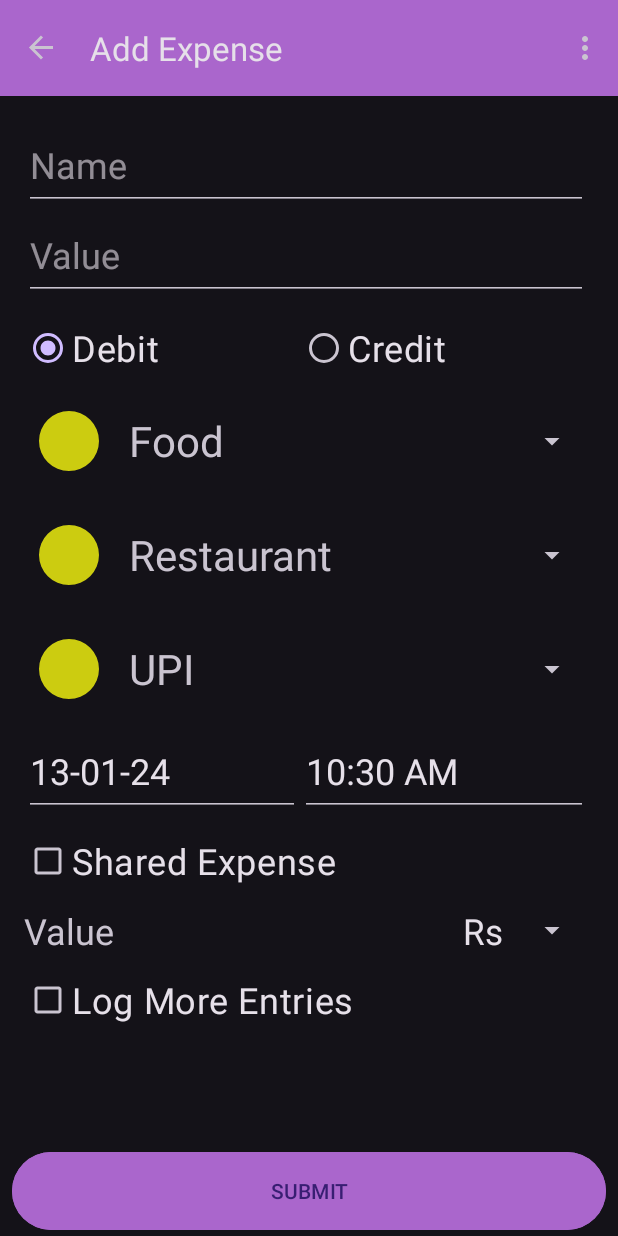
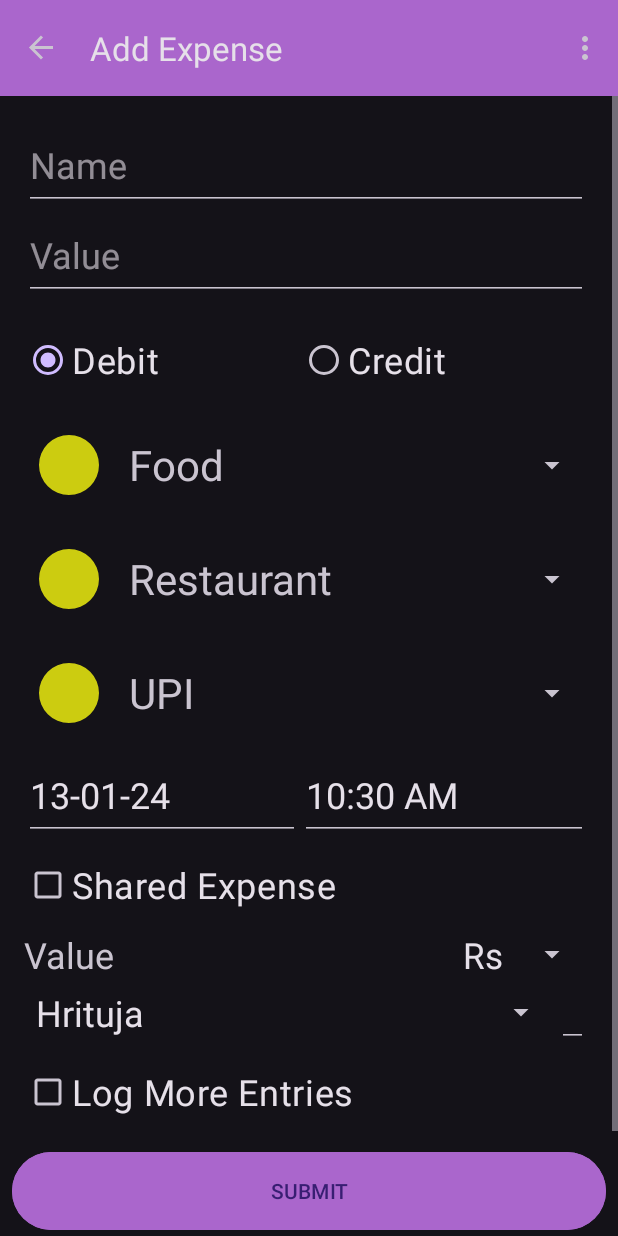
Before and after one commit to deep-stuff-08/ExpenseTracker, an Android app: the screen it shows after launch (MainActivity), after a tap on "Hello blank fragment", on a phone screen of 412 x 824 dp. Run offline under Robolectric (Android 15) with nearby library versions, the phone set to English and light mode, and no system bars; our stand-ins replace navigation-ui; 3 statements that could not run were skipped.

```diff
--- /dev/null
+++ b/app/src/main/java/com/example/expensetracker/adapters/SharedUserAdapter.java
@@ -0,0 +1,69 @@
+package com.example.expensetracker.adapters;
+
+import android.util.TypedValue;
+import android.view.LayoutInflater;
+import android.view.View;
+import android.view.ViewGroup;
+import android.widget.ArrayAdapter;
+import android.widget.Spinner;
+import android.widget.TextView;
+
+import androidx.annotation.NonNull;
+import androidx.annotation.Nullable;
+import androidx.recyclerview.widget.RecyclerView;
+
+import com.example.expensetracker.R;
+import com.example.expensetracker.pojo.User;
+
+import java.util.ArrayList;
+import java.util.List;
+
+public class SharedUserAdapter extends RecyclerView.Adapter<SharedUserAdapter.ViewHolder> {
+    ArrayList<User> nameList;
+    public SharedUserAdapter(ArrayList<User> names) {
+        nameList = names;
+    }
+    @NonNull
+    @Override
+    public ViewHolder onCreateViewHolder(@NonNull ViewGroup parent, int viewType) {
+        View view = LayoutInflater.from(parent.getContext()).inflate(R.layout.adapter_shared_user, parent, false);
+        return new ViewHolder(view);
+    }
+
+    @Override
+    public void onBindViewHolder(@NonNull ViewHolder holder, int position) {
+        ArrayList<String> s = new ArrayList<>();
+        nameList.forEach(user -> s.add(user.getName()));
+        holder.spinner.setAdapter(new ArrayAdapter<String>(holder.spinner.getContext(), android.R.layout.simple_spinner_item, s) {
+            @NonNull
+            @Override
+            public View getView(int position, @Nullable View convertView, @NonNull ViewGroup parent) {
+                View v = super.getView(position, convertView, parent);
+                TextView tv = ((TextView) v);
+                tv.setTextSize(TypedValue.COMPLEX_UNIT_SP, 24);
+                return v;
+            }
+
+            @Override
+            public View getDropDownView(int position, @Nullable View convertView, @NonNull ViewGroup parent) {
+                View v = super.getDropDownView(position, convertView, parent);
+                TextView tv = ((TextView) v);
+                tv.setTextSize(TypedValue.COMPLEX_UNIT_SP, 24);
+                return v;
+            }
+        });
+    }
+
+    @Override
+    public int getItemCount() {
+        return 1;
+    }
+
+    public static class ViewHolder extends RecyclerView.ViewHolder {
+        Spinner spinner;
+        public ViewHolder(@NonNull View itemView) {
+            super(itemView);
+            spinner = itemView.findViewById(R.id.shared_user);
+        }
+    }
+}
--- a/app/src/main/java/com/example/expensetracker/database/DBManager.java
+++ b/app/src/main/java/com/example/expensetracker/database/DBManager.java
@@ -48,13 +48,13 @@ public class DBManager extends SQLiteOpenHelper {
 
     private boolean isDatabaseCreated()
     {
-        SQLiteDatabase db = null;
+
         try {
-            db = SQLiteDatabase.openDatabase(DatabaseDetails.DATABASE_NAME, null, SQLiteDatabase.OPEN_READONLY);
-            db.close();
+            SQLiteDatabase.openDatabase(DatabaseDetails.DATABASE_NAME, null, SQLiteDatabase.OPEN_READONLY).close();
+        } catch (Exception e) {
+            return false;
         }
-        catch (Exception e) { }
-        return db == null;
+        return true;
     }
 
     public boolean areTablesCreated()
@@ -168,7 +168,7 @@ public class DBManager extends SQLiteOpenHelper {
         contentValues.put("color_id", cat.getColorId());
         DBManager dbManager = DBManager.getDBManagerInstance();
         boolean ret = dbManager.insert(contentValues, DatabaseDetails.CATEGORY_NAME);
-        if(false == ret)
+        if(!ret)
         {
             throw new RuntimeException("Failed to insert data into database");
         }
@@ -188,7 +188,7 @@ public class DBManager extends SQLiteOpenHelper {
         contentValues.put("category_id", scat.getCategoryId());
         DBManager dbManager = DBManager.getDBManagerInstance();
         boolean ret = dbManager.insert(contentValues, DatabaseDetails.SUBCATEGORY_NAME);
-        if(false == ret)
+        if(!ret)
         {
             throw new RuntimeException("Failed to insert data into database");
         }
@@ -302,12 +302,11 @@ public class DBManager extends SQLiteOpenHelper {
         DBManager db = getDBManagerInstance();
         ArrayList<Category> data = new ArrayList<>();
         String query = "select * from "+ DatabaseDetails.CATEGORY_NAME;
-        Cursor cursor =  db.getDatabaseInstance().rawQuery( query,
-                null );
+        Cursor cursor =  db.getDatabaseInstance().rawQuery( query, null );
         if(null != cursor)
             cursor.moveToFirst();
 
-        ArrayList<SubCategory> subCategories = db.getSubCategoryData();
+        ArrayList<SubCategory> subCategories = getSubCategoryData();
 
         do {
             ArrayList<SubCategory> subCategoriesByCategory = new ArrayList<>();
@@ -322,6 +321,7 @@ public class DBManager extends SQLiteOpenHelper {
             }
             data.add(new Category(id, name, R.color.categoryYellow,subCategoriesByCategory));
         } while(cursor.moveToNext());
+        cursor.close();
         return  data;
     }
 
@@ -329,8 +329,7 @@ public class DBManager extends SQLiteOpenHelper {
         DBManager db = getDBManagerInstance();
         ArrayList<SubCategory>  data = new ArrayList<>();
         String query = "select * from "+ DatabaseDetails.SUBCATEGORY_NAME;
-        Cursor cursor =  db.getDatabaseInstance().rawQuery( query,
-                null );
+        Cursor cursor =  db.getDatabaseInstance().rawQuery( query, null );
         if(null != cursor)
             cursor.moveToFirst();
 
@@ -341,6 +340,7 @@ public class DBManager extends SQLiteOpenHelper {
             SubCategory obj = new SubCategory(Integer.parseInt(id), name, Integer.parseInt(categoryId), 0);
             data.add(obj);
         } while(cursor.moveToNext());
+        cursor.close();
         return data;
     }
 
@@ -348,8 +348,7 @@ public class DBManager extends SQLiteOpenHelper {
         DBManager db = getDBManagerInstance();
         ArrayList<PaymentType> data = new ArrayList<>();
         String query = "select * from "+ DatabaseDetails.PAYMENTTYPE_NAME;
-        Cursor cursor =  db.getDatabaseInstance().rawQuery( query,
-                null );
+        Cursor cursor =  db.getDatabaseInstance().rawQuery( query, null );
         if(null != cursor)
             cursor.moveToFirst();
 
@@ -359,6 +358,7 @@ public class DBManager extends SQLiteOpenHelper {
             PaymentType obj = new PaymentType(Integer.parseInt(id), name, 0);
             data.add(obj);
         } while(cursor.moveToNext());
+        cursor.close();
         return data;
     }
 
--- a/app/src/main/java/com/example/expensetracker/fragments/AddExpenseFragment.java
+++ b/app/src/main/java/com/example/expensetracker/fragments/AddExpenseFragment.java
@@ -11,6 +11,8 @@ import androidx.annotation.Nullable;
 import androidx.fragment.app.Fragment;
 import androidx.navigation.NavOptions;
 import androidx.navigation.Navigation;
+import androidx.recyclerview.widget.LinearLayoutManager;
+import androidx.recyclerview.widget.RecyclerView;
 
 import android.util.TypedValue;
 import android.view.LayoutInflater;
@@ -22,6 +24,7 @@ import android.widget.AutoCompleteTextView;
 import android.widget.Button;
 import android.widget.CheckBox;
 import android.widget.EditText;
+import android.widget.ListView;
 import android.widget.RadioButton;
 import android.widget.RadioGroup;
 import android.widget.Spinner;
@@ -31,11 +34,14 @@ import com.example.expensetracker.adapters.ComboBoxAdapter;
 import com.example.expensetracker.ExpenseSettings;
 import com.example.expensetracker.MainActivity;
 import com.example.expensetracker.R;
+import com.example.expensetracker.adapters.SharedUserAdapter;
 import com.example.expensetracker.pojo.UnconfirmedEntry;
 import com.google.android.material.snackbar.Snackbar;
 
 import java.text.ParseException;
 import java.text.SimpleDateFormat;
+import java.util.ArrayList;
+import java.util.Arrays;
 import java.util.Calendar;
 import java.util.Date;
 import java.util.Locale;
@@ -213,6 +219,11 @@ public class AddExpenseFragment extends Fragment {
             }
         });
 
+        RecyclerView expenseSharedList = view.findViewById(R.id.expense_sharing_users);
+        expenseSharedList.setAdapter(new SharedUserAdapter(settings.getUsers()));
+        expenseSharedList.setLayoutManager(new LinearLayoutManager(getActivity()));
+        expenseSharedList.setVerticalScrollbarPosition(0);
+
         if(unconfirmedEntry != null) {
             RadioButton expenseIncomeCredit = view.findViewById(R.id.expense_income_credit);
             expenseIncomeCredit.setChecked(unconfirmedEntry.isCredited());
--- /dev/null
+++ b/app/src/main/res/layout/adapter_shared_user.xml
@@ -0,0 +1,20 @@
+<?xml version="1.0" encoding="utf-8"?>
+<RelativeLayout xmlns:android="http://schemas.android.com/apk/res/android"
+    android:layout_width="match_parent"
+    android:layout_height="wrap_content">
+
+    <Spinner
+        android:layout_width="match_parent"
+        android:layout_height="wrap_content"
+        android:id="@+id/shared_user"
+        android:layout_centerInParent="true"
+        android:layout_toStartOf="@id/shared_user_value"
+        />
+    <EditText
+        android:layout_width="wrap_content"
+        android:layout_height="wrap_content"
+        android:layout_alignParentEnd="true"
+        android:layout_centerInParent="true"
+        android:id="@+id/shared_user_value"/>
+
+</RelativeLayout>
--- a/app/src/main/res/layout/fragment_add_expense.xml
+++ b/app/src/main/res/layout/fragment_add_expense.xml
@@ -53,6 +53,8 @@
                 android:layout_below="@id/expense_value"
                 android:layout_marginTop="8dp"
                 android:layout_marginBottom="8dp"
+                android:paddingTop="8dp"
+                android:paddingBottom="8dp"
                 android:orientation="horizontal">
 
                 <RadioButton
@@ -160,7 +162,7 @@
                 android:layout_below="@id/expense_shared"
                 android:id="@+id/expense_sharing_type"/>
 
-            <ListView
+            <androidx.recyclerview.widget.RecyclerView
                 android:layout_width="match_parent"
                 android:layout_height="wrap_content"
                 android:id="@+id/expense_sharing_users"
```
